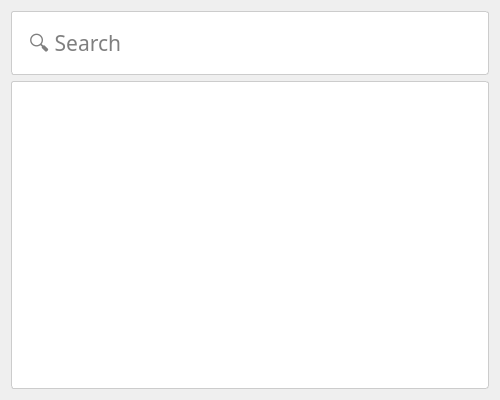
hussamh10/fetch, file src/gui/finderwindow.ui: the form before one commit.
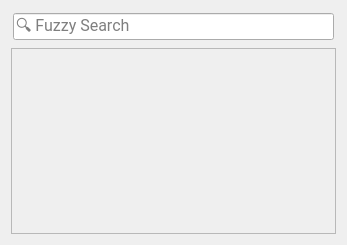
The form after the commit. Icons and pictures are not drawn.

Diff of the .ui file:
```diff
--- a/src/gui/finderwindow.ui
+++ b/src/gui/finderwindow.ui
@@ -6,32 +6,16 @@
    <rect>
     <x>0</x>
     <y>0</y>
-    <width>500</width>
-    <height>400</height>
+    <width>347</width>
+    <height>245</height>
    </rect>
   </property>
-  <property name="sizePolicy">
-   <sizepolicy hsizetype="Fixed" vsizetype="Expanding">
-    <horstretch>0</horstretch>
-    <verstretch>0</verstretch>
-   </sizepolicy>
-  </property>
-  <property name="maximumSize">
-   <size>
-    <width>16777215</width>
-    <height>400</height>
-   </size>
-  </property>
-  <property name="focusPolicy">
-   <enum>Qt::NoFocus</enum>
-  </property>
   <property name="windowTitle">
    <string>Fuzzy Finder</string>
   </property>
-  <property name="styleSheet">
-   <string notr="true">#centralWidget {
-	background: transparent;
-}</string>
+  <property name="windowIcon">
+   <iconset resource="icons.qrc">
+    <normaloff>:/icons/app_icon</normaloff>:/icons/app_icon</iconset>
   </property>
   <widget class="QWidget" name="centralWidget">
    <property name="styleSheet">
@@ -39,39 +23,40 @@
    </property>
    <layout class="QVBoxLayout" name="verticalLayout">
     <item>
-     <widget class="QLineEdit" name="searchBar">
-      <property name="sizePolicy">
-       <sizepolicy hsizetype="Expanding" vsizetype="Maximum">
-        <horstretch>0</horstretch>
-        <verstretch>0</verstretch>
-       </sizepolicy>
-      </property>
-      <property name="font">
-       <font>
-        <family>Roboto Cn</family>
-        <pointsize>16</pointsize>
-        <weight>50</weight>
-        <bold>false</bold>
-       </font>
-      </property>
+     <widget class="QWidget" name="topArea" native="true">
       <property name="styleSheet">
-       <string notr="true">#searchBar {
-	background: white;
-	color: black;
-	padding: 15px;
-	border: 1px solid #ccc;
-	border-radius: 3px;
-}</string>
+       <string notr="true"/>
       </property>
-      <property name="alignment">
-       <set>Qt::AlignLeading|Qt::AlignLeft|Qt::AlignTop</set>
-      </property>
-      <property name="placeholderText">
-       <string>🔍 Search</string>
-      </property>
-      <property name="clearButtonEnabled">
-       <bool>false</bool>
-      </property>
+      <layout class="QHBoxLayout" name="horizontalLayout">
+       <property name="spacing">
+        <number>0</number>
+       </property>
+       <property name="leftMargin">
+        <number>2</number>
+       </property>
+       <property name="topMargin">
+        <number>2</number>
+       </property>
+       <property name="rightMargin">
+        <number>2</number>
+       </property>
+       <property name="bottomMargin">
+        <number>2</number>
+       </property>
+       <item>
+        <widget class="QLineEdit" name="searchBar">
+         <property name="font">
+          <font>
+           <family>Roboto</family>
+           <pointsize>12</pointsize>
+          </font>
+         </property>
+         <property name="placeholderText">
+          <string>🔍 Fuzzy Search</string>
+         </property>
+        </widget>
+       </item>
+      </layout>
      </widget>
     </item>
     <item>
@@ -80,11 +65,7 @@
        <enum>Qt::NoFocus</enum>
       </property>
       <property name="styleSheet">
-       <string notr="true">#scroll_area_container {
-	border: 1px solid #ccc;
-	border-radius: 3px;
-	background: white;
-}</string>
+       <string notr="true"/>
       </property>
       <property name="verticalScrollBarPolicy">
        <enum>Qt::ScrollBarAlwaysOff</enum>
@@ -92,26 +73,20 @@
       <property name="horizontalScrollBarPolicy">
        <enum>Qt::ScrollBarAlwaysOff</enum>
       </property>
-      <property name="sizeAdjustPolicy">
-       <enum>QAbstractScrollArea::AdjustToContents</enum>
-      </property>
       <property name="widgetResizable">
        <bool>true</bool>
       </property>
-      <property name="alignment">
-       <set>Qt::AlignBottom|Qt::AlignHCenter</set>
-      </property>
-      <widget class="QWidget" name="scroll_area">
+      <widget class="QWidget" name="scrollAreaContents">
        <property name="geometry">
         <rect>
          <x>0</x>
-         <y>299</y>
-         <width>480</width>
+         <y>0</y>
+         <width>327</width>
          <height>16</height>
         </rect>
        </property>
        <property name="sizePolicy">
-        <sizepolicy hsizetype="Preferred" vsizetype="Maximum">
+        <sizepolicy hsizetype="Preferred" vsizetype="Fixed">
          <horstretch>0</horstretch>
          <verstretch>0</verstretch>
         </sizepolicy>
@@ -143,22 +118,19 @@
        </property>
        <layout class="QVBoxLayout" name="verticalLayout_2">
         <property name="spacing">
-         <number>0</number>
-        </property>
-        <property name="sizeConstraint">
-         <enum>QLayout::SetNoConstraint</enum>
+         <number>2</number>
         </property>
         <property name="leftMargin">
-         <number>15</number>
+         <number>2</number>
         </property>
         <property name="topMargin">
-         <number>0</number>
+         <number>2</number>
         </property>
         <property name="rightMargin">
-         <number>15</number>
+         <number>2</number>
         </property>
         <property name="bottomMargin">
-         <number>0</number>
+         <number>2</number>
         </property>
        </layout>
       </widget>
```
Left out of the diff: 35 changed lines with no effect on the pictures.
